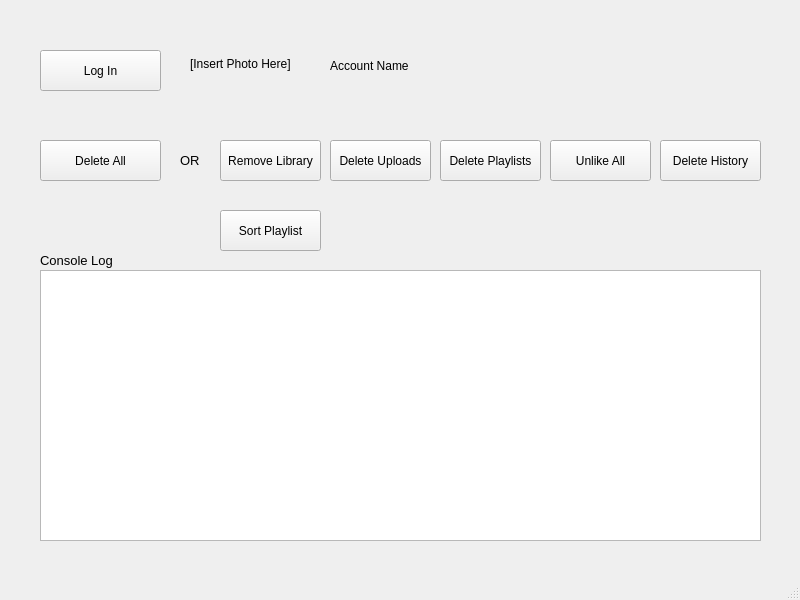
Old version of the form app/src/main/resources/main_window.ui in the repository apastel/ytmusic-deleter.
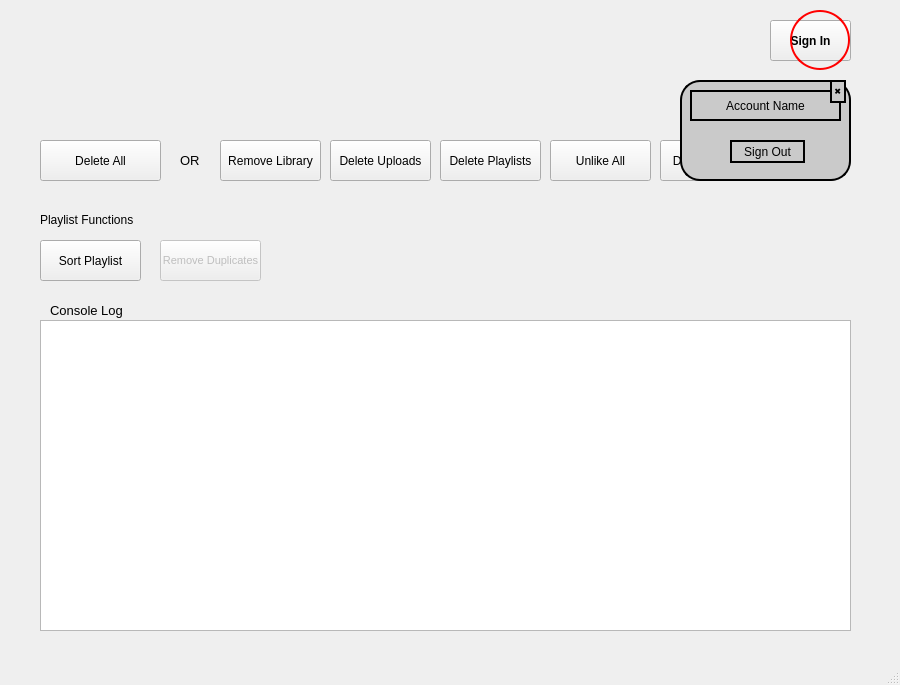
New version of the form.

Commit message: UI update: improved profile photo, sign-in/out buttons; some code refactoring

```diff
--- a/app/src/main/resources/main_window.ui
+++ b/app/src/main/resources/main_window.ui
@@ -6,8 +6,8 @@
    <rect>
     <x>0</x>
     <y>0</y>
-    <width>800</width>
-    <height>600</height>
+    <width>900</width>
+    <height>685</height>
    </rect>
   </property>
   <property name="windowTitle">
@@ -34,9 +34,9 @@
     <property name="geometry">
      <rect>
       <x>40</x>
-      <y>270</y>
-      <width>721</width>
-      <height>271</height>
+      <y>320</y>
+      <width>811</width>
+      <height>311</height>
      </rect>
     </property>
     <property name="readOnly">
@@ -62,8 +62,8 @@
    <widget class="QLabel" name="consoleLabel">
     <property name="geometry">
      <rect>
-      <x>40</x>
-      <y>250</y>
+      <x>50</x>
+      <y>300</y>
       <width>81</width>
       <height>21</height>
      </rect>
@@ -81,14 +81,20 @@
    <widget class="QPushButton" name="authIndicator">
     <property name="geometry">
      <rect>
-      <x>40</x>
-      <y>50</y>
-      <width>121</width>
+      <x>770</x>
+      <y>20</y>
+      <width>81</width>
       <height>41</height>
      </rect>
     </property>
+    <property name="font">
+     <font>
+      <weight>75</weight>
+      <bold>true</bold>
+     </font>
+    </property>
     <property name="text">
-     <string>Log In</string>
+     <string>Sign In</string>
     </property>
    </widget>
    <widget class="QPushButton" name="deletePlaylistsButton">
@@ -142,8 +148,8 @@
    <widget class="QPushButton" name="sortPlaylistButton">
     <property name="geometry">
      <rect>
-      <x>220</x>
-      <y>210</y>
+      <x>40</x>
+      <y>240</y>
       <width>101</width>
       <height>41</height>
      </rect>
@@ -190,30 +196,146 @@
      <string>OR</string>
     </property>
    </widget>
-   <widget class="QLabel" name="accountNameLabel">
+   <widget class="QPushButton" name="accountPhotoButton">
     <property name="geometry">
      <rect>
-      <x>330</x>
-      <y>50</y>
-      <width>161</width>
-      <height>31</height>
-     </rect>
-    </property>
-    <property name="text">
-     <string>Account Name</string>
-    </property>
-   </widget>
-   <widget class="QLabel" name="accountPhotoLabel">
-    <property name="geometry">
-     <rect>
-      <x>190</x>
+      <x>790</x>
       <y>10</y>
-      <width>108</width>
-      <height>108</height>
+      <width>60</width>
+      <height>60</height>
      </rect>
     </property>
+    <property name="styleSheet">
+     <string notr="true">QPushButton {
+    background-position: center;
+    background-repeat: no-repeat;
+    border-radius: 30px;
+    border: 2px solid #FF0000
+}</string>
+    </property>
     <property name="text">
-     <string>[Insert Photo Here]</string>
+     <string/>
+    </property>
+   </widget>
+   <widget class="QLabel" name="playlistFunctionsLabel">
+    <property name="geometry">
+     <rect>
+      <x>40</x>
+      <y>210</y>
+      <width>101</width>
+      <height>20</height>
+     </rect>
+    </property>
+    <property name="text">
+     <string>Playlist Functions</string>
+    </property>
+   </widget>
+   <widget class="QWidget" name="accountWidget" native="true">
+    <property name="geometry">
+     <rect>
+      <x>680</x>
+      <y>80</y>
+      <width>171</width>
+      <height>101</height>
+     </rect>
+    </property>
+    <property name="styleSheet">
+     <string notr="true">QWidget {
+	background-color: rgb(202, 202, 202);
+    border-radius: 20px;
+    border: 2px solid
+}</string>
+    </property>
+    <widget class="QLabel" name="accountNameLabel">
+     <property name="geometry">
+      <rect>
+       <x>10</x>
+       <y>10</y>
+       <width>151</width>
+       <height>31</height>
+      </rect>
+     </property>
+     <property name="text">
+      <string>Account Name</string>
+     </property>
+     <property name="textFormat">
+      <enum>Qt::AutoText</enum>
+     </property>
+     <property name="scaledContents">
+      <bool>false</bool>
+     </property>
+     <property name="alignment">
+      <set>Qt::AlignCenter</set>
+     </property>
+    </widget>
+    <widget class="QPushButton" name="signOutButton">
+     <property name="geometry">
+      <rect>
+       <x>50</x>
+       <y>60</y>
+       <width>75</width>
+       <height>23</height>
+      </rect>
+     </property>
+     <property name="styleSheet">
+      <string notr="true"/>
+     </property>
+     <property name="text">
+      <string>Sign Out</string>
+     </property>
+    </widget>
+    <widget class="QPushButton" name="accountWidgetCloseButton">
+     <property name="geometry">
+      <rect>
+       <x>150</x>
+       <y>0</y>
+       <width>16</width>
+       <height>23</height>
+      </rect>
+     </property>
+     <property name="font">
+      <font>
+       <family>Courier</family>
+       <pointsize>8</pointsize>
+       <weight>50</weight>
+       <bold>false</bold>
+       <strikeout>false</strikeout>
+       <kerning>true</kerning>
+      </font>
+     </property>
+     <property name="text">
+      <string>✖</string>
+     </property>
+    </widget>
+   </widget>
+   <widget class="QPushButton" name="removeDupesButton">
+    <property name="enabled">
+     <bool>false</bool>
+    </property>
+    <property name="geometry">
+     <rect>
+      <x>160</x>
+      <y>240</y>
+      <width>101</width>
+      <height>41</height>
+     </rect>
+    </property>
+    <property name="font">
+     <font>
+      <pointsize>8</pointsize>
+     </font>
+    </property>
+    <property name="toolTip">
+     <string>&lt;html&gt;&lt;head/&gt;&lt;body&gt;&lt;p&gt;Coming soon!&lt;/p&gt;&lt;/body&gt;&lt;/html&gt;</string>
+    </property>
+    <property name="statusTip">
+     <string>This feature is not yet available. Coming soon!</string>
+    </property>
+    <property name="text">
+     <string>Remove Duplicates</string>
+    </property>
+    <property name="default">
+     <bool>false</bool>
     </property>
    </widget>
   </widget>
```
Left out of the diff: 27 changed lines with no effect on the pictures. The commit also changes 5 other files.
